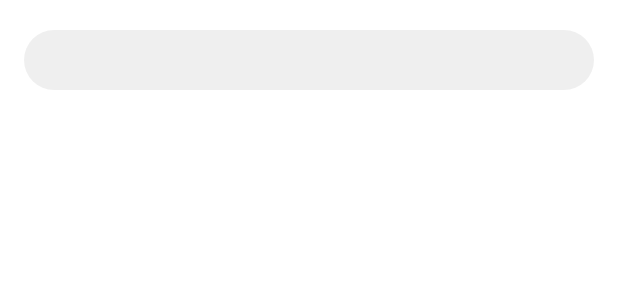
After one commit to gaozhongkui/Downloader, an Android app: the layout activity_search_input_layout.xml on its own in the app's theme, with its tools: preview values and no code run, on a phone screen of 412 x 824 dp. The commit adds this screen. Shown: the top 300 px of the screen. Run offline under Robolectric (Android 15) with nearby library versions, the phone set to English and light mode, and no system bars.

Commit message:
新增：输入界面布局

```diff
--- a/app/src/main/AndroidManifest.xml
+++ b/app/src/main/AndroidManifest.xml
@@ -24,6 +24,7 @@
                 <category android:name="android.intent.category.LAUNCHER" />
             </intent-filter>
         </activity>
+        <activity android:name=".SearchInputActivity"/>
     </application>
 
 </manifest>
--- /dev/null
+++ b/app/src/main/res/layout/activity_search_input_layout.xml
@@ -0,0 +1,19 @@
+<?xml version="1.0" encoding="utf-8"?>
+<androidx.constraintlayout.widget.ConstraintLayout xmlns:android="http://schemas.android.com/apk/res/android"
+    xmlns:app="http://schemas.android.com/apk/res-auto"
+    android:layout_width="match_parent"
+    android:layout_height="match_parent">
+
+    <androidx.appcompat.widget.AppCompatEditText
+        android:layout_width="match_parent"
+        android:transitionName="search_input"
+        android:background="@drawable/bg_search_edit_input"
+        android:layout_height="@dimen/dp_40"
+        android:paddingHorizontal="@dimen/dp_10"
+        app:layout_constraintEnd_toEndOf="parent"
+        android:layout_marginTop="@dimen/dp_20"
+        android:layout_marginHorizontal="@dimen/dp_16"
+        app:layout_constraintStart_toStartOf="parent"
+        app:layout_constraintTop_toTopOf="parent" />
+
+</androidx.constraintlayout.widget.ConstraintLayout>
--- a/app/src/main/res/layout/fragment_home_layout.xml
+++ b/app/src/main/res/layout/fragment_home_layout.xml
@@ -46,6 +46,7 @@
         android:id="@+id/edit_text"
         android:layout_width="match_parent"
         android:layout_height="@dimen/dp_40"
+        android:transitionName="search_input"
         android:layout_marginHorizontal="@dimen/dp_16"
         android:layout_marginTop="@dimen/dp_20"
         android:background="@drawable/bg_search_edit_input"
```
Also changed, not shown: app/src/main/java/com/almighty/downloader/SearchInputActivity.kt (added, +16 -0 lines), app/src/main/java/com/almighty/downloader/fragment/HomeFragment.kt (+17 -2 lines).
